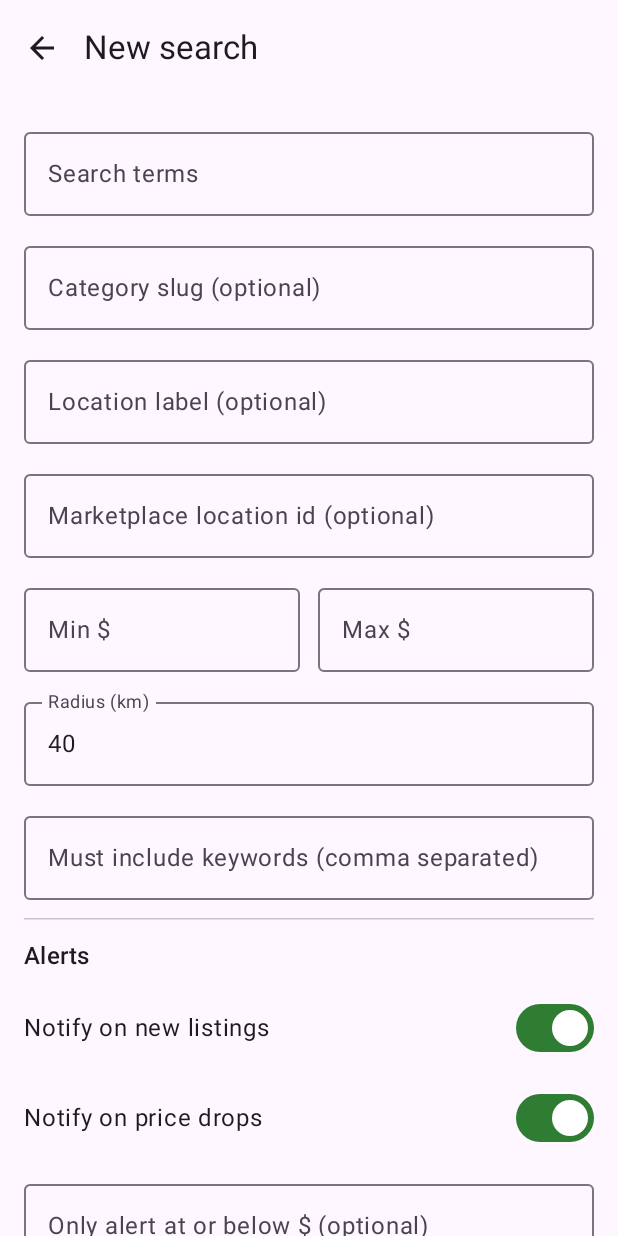
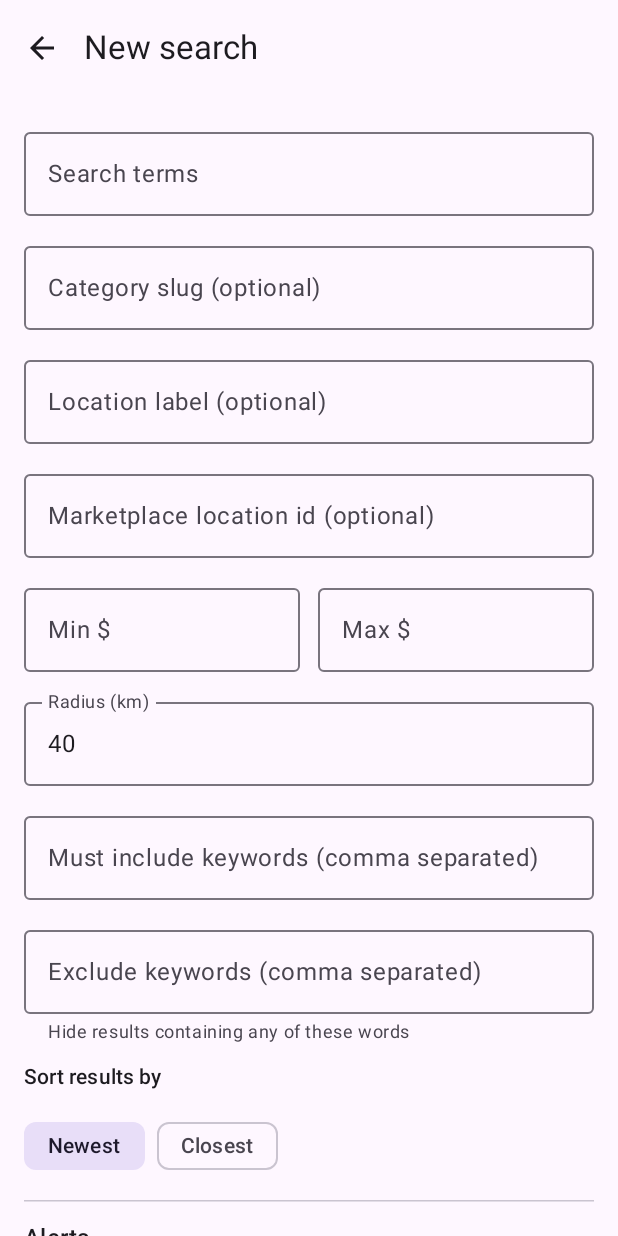
Before and after one commit to insomnia9379/Net-App, an Android app built with Jetpack Compose: the screen it shows after launch (MainActivity), after a tap on "New search", on a phone screen of 412 x 824 dp. Run offline under Robolectric (Android 15) with nearby library versions, the phone set to English and light mode, and no system bars; our stand-ins replace Room's generated code; 1 statement that could not run was skipped; 3 other taps on this screen came first.

Commit message:
Add exclude filter, nearest sort, thumbnails, and Android CI
Features requested:
- Exclude keywords: per-search comma-separated words that hide any listing
  whose title contains them, to filter out unrelated results.
- Sort by Closest: a per-search Newest/Closest toggle. Closest asks Facebook
  to sort by distance; results are stored with their scan rank and the results
  screen orders by that rank so nearest shows first.
- Thumbnails: each result now shows a 72dp rounded image (Coil), with a
  neutral placeholder while loading or when no photo is available.

Also adds a GitHub Actions workflow (.github/workflows/android.yml) that builds
the debug APK on every push/PR and uploads it as an artifact.

DB schema bumped to v2 (new SavedSearch.excludeKeywords/sortBy and Listing.rank);
destructive migration is fine for this personal app.

Co-Authored-By: Claude Opus 4.8 (1M context) <noreply@anthropic.com>
Claude-Session: https://claude.ai/code/session_01K4zzoyUMZmpWnYMHN2cR16

```diff
--- a/app/build.gradle.kts
+++ b/app/build.gradle.kts
@@ -79,6 +79,9 @@ dependencies {
     implementation("com.squareup.okhttp3:okhttp:4.12.0")
     implementation("org.json:json:20240303")
 
+    // Thumbnail image loading
+    implementation("io.coil-kt:coil-compose:2.7.0")
+
     // DataStore for lightweight settings/session metadata
     implementation("androidx.datastore:datastore-preferences:1.1.1")
 
--- a/app/src/main/java/com/netapp/marketplacescanner/data/db/AppDatabase.kt
+++ b/app/src/main/java/com/netapp/marketplacescanner/data/db/AppDatabase.kt
@@ -7,7 +7,7 @@ import androidx.room.RoomDatabase
 
 @Database(
     entities = [SavedSearch::class, Listing::class],
-    version = 1,
+    version = 2,
     exportSchema = false
 )
 abstract class AppDatabase : RoomDatabase() {
--- a/app/src/main/java/com/netapp/marketplacescanner/data/db/Listing.kt
+++ b/app/src/main/java/com/netapp/marketplacescanner/data/db/Listing.kt
@@ -29,6 +29,9 @@ data class Listing(
     /** Lowest price we have ever observed for this listing. */
     val lowestPrice: Int?,
 
+    /** Position of this listing in the most recent scan's result order. */
+    val rank: Int = 0,
+
     val firstSeenAt: Long = System.currentTimeMillis(),
     val lastSeenAt: Long = System.currentTimeMillis(),
 
--- a/app/src/main/java/com/netapp/marketplacescanner/data/db/ListingDao.kt
+++ b/app/src/main/java/com/netapp/marketplacescanner/data/db/ListingDao.kt
@@ -10,6 +10,10 @@ import kotlinx.coroutines.flow.Flow
 interface ListingDao {
     @Query("SELECT * FROM listings WHERE searchId = :searchId ORDER BY lastSeenAt DESC")
     fun observeForSearch(searchId: Long): Flow<List<Listing>>
+
+    /** Nearest-first: the scan is requested sorted by distance, so rank encodes it. */
+    @Query("SELECT * FROM listings WHERE searchId = :searchId ORDER BY rank ASC")
+    fun observeForSearchByRank(searchId: Long): Flow<List<Listing>>
 
     @Query("SELECT * FROM listings ORDER BY firstSeenAt DESC LIMIT :limit")
     fun observeRecent(limit: Int = 200): Flow<List<Listing>>
--- a/app/src/main/java/com/netapp/marketplacescanner/ui/ScannerViewModel.kt
+++ b/app/src/main/java/com/netapp/marketplacescanner/ui/ScannerViewModel.kt
@@ -43,6 +43,8 @@ class ScannerViewModel(app: Application) : AndroidViewModel(app) {
     val ui: StateFlow<ScanUiState> = _ui.asStateFlow()
 
     fun listings(searchId: Long) = repo.observeListings(searchId)
+    fun listings(searchId: Long, nearest: Boolean) =
+        if (nearest) repo.observeListingsByRank(searchId) else repo.observeListings(searchId)
     fun observeSearch(searchId: Long) = repo.observeSearch(searchId)
 
     suspend fun getSearchOnce(searchId: Long): SavedSearch? = repo.getSearch(searchId)
--- a/app/src/main/java/com/netapp/marketplacescanner/ui/screens/EditSearchScreen.kt
+++ b/app/src/main/java/com/netapp/marketplacescanner/ui/screens/EditSearchScreen.kt
@@ -14,6 +14,7 @@ import androidx.compose.material.icons.filled.Delete
 import androidx.compose.material3.Button
 import androidx.compose.material3.HorizontalDivider
 import androidx.compose.material3.ExperimentalMaterial3Api
+import androidx.compose.material3.FilterChip
 import androidx.compose.material3.Icon
 import androidx.compose.material3.IconButton
 import androidx.compose.material3.MaterialTheme
@@ -53,6 +54,8 @@ fun EditSearchScreen(
     var minPrice by remember { mutableStateOf("") }
     var maxPrice by remember { mutableStateOf("") }
     var keywords by remember { mutableStateOf("") }
+    var excludeKeywords by remember { mutableStateOf("") }
+    var sortBy by remember { mutableStateOf(SavedSearch.SORT_NEWEST) }
     var alertNew by remember { mutableStateOf(true) }
     var alertDrop by remember { mutableStateOf(true) }
     var alertUnder by remember { mutableStateOf("") }
@@ -71,6 +74,8 @@ fun EditSearchScreen(
                 minPrice = s.minPrice?.toString() ?: ""
                 maxPrice = s.maxPrice?.toString() ?: ""
                 keywords = s.mustIncludeKeywords
+                excludeKeywords = s.excludeKeywords
+                sortBy = s.sortBy
                 alertNew = s.alertOnNew
                 alertDrop = s.alertOnPriceDrop
                 alertUnder = s.alertUnderPrice?.toString() ?: ""
@@ -146,6 +151,27 @@ fun EditSearchScreen(
                 placeholder = { Text("e.g. leather, genuine") },
                 modifier = Modifier.fillMaxWidth(),
             )
+            OutlinedTextField(
+                value = excludeKeywords, onValueChange = { excludeKeywords = it },
+                label = { Text("Exclude keywords (comma separated)") },
+                placeholder = { Text("e.g. broken, parts, replica") },
+                supportingText = { Text("Hide results containing any of these words") },
+                modifier = Modifier.fillMaxWidth(),
+            )
+
+            Text("Sort results by", style = MaterialTheme.typography.labelLarge)
+            Row(horizontalArrangement = Arrangement.spacedBy(8.dp)) {
+                FilterChip(
+                    selected = sortBy == SavedSearch.SORT_NEWEST,
+                    onClick = { sortBy = SavedSearch.SORT_NEWEST },
+                    label = { Text("Newest") },
+                )
+                FilterChip(
+                    selected = sortBy == SavedSearch.SORT_NEAREST,
+                    onClick = { sortBy = SavedSearch.SORT_NEAREST },
+                    label = { Text("Closest") },
+                )
+            }
 
             HorizontalDivider()
             Text("Alerts", style = MaterialTheme.typography.titleMedium)
@@ -167,6 +193,8 @@ fun EditSearchScreen(
                         minPrice = minPrice.toIntOrNull(),
                         maxPrice = maxPrice.toIntOrNull(),
                         mustIncludeKeywords = keywords.trim(),
+                        excludeKeywords = excludeKeywords.trim(),
+                        sortBy = sortBy,
                         alertOnNew = alertNew,
                         alertOnPriceDrop = alertDrop,
                         alertUnderPrice = alertUnder.toIntOrNull(),
```
Also changed, not shown: app/src/main/java/com/netapp/marketplacescanner/data/db/SavedSearch.kt (+15 -1 lines), app/src/main/java/com/netapp/marketplacescanner/data/net/MarketplaceClient.kt (+6 -1 lines), app/src/main/java/com/netapp/marketplacescanner/data/repo/ScannerRepository.kt (+18 -4 lines), app/src/main/java/com/netapp/marketplacescanner/ui/screens/ResultsScreen.kt (+44 -3 lines), 1 other file.
